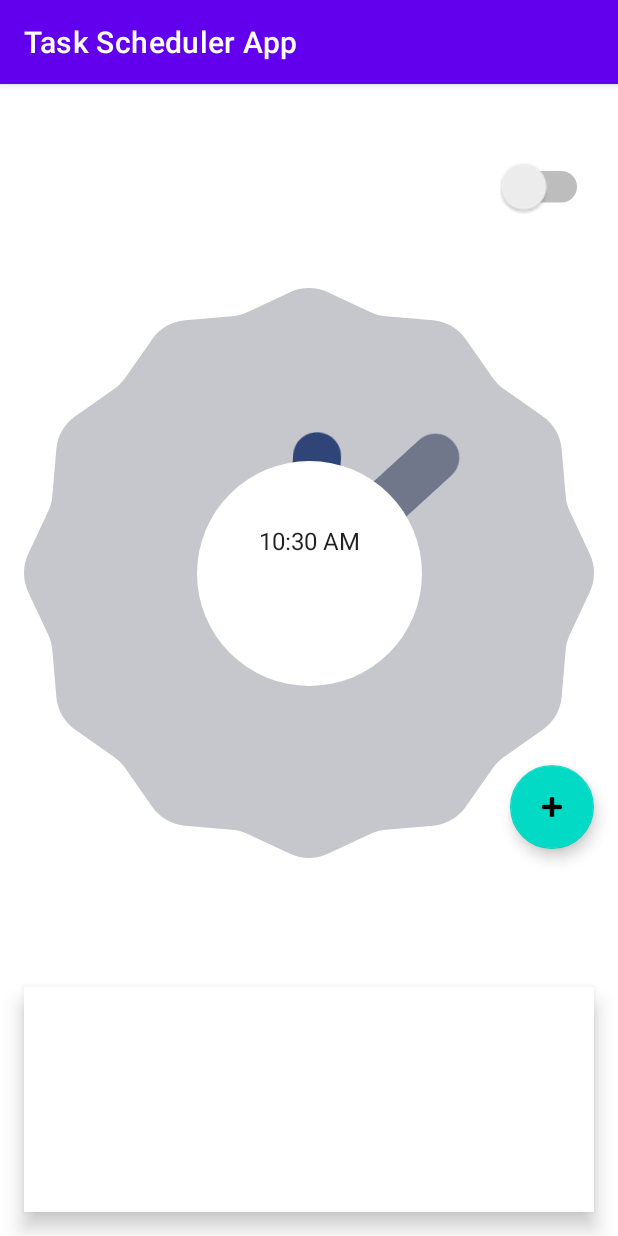
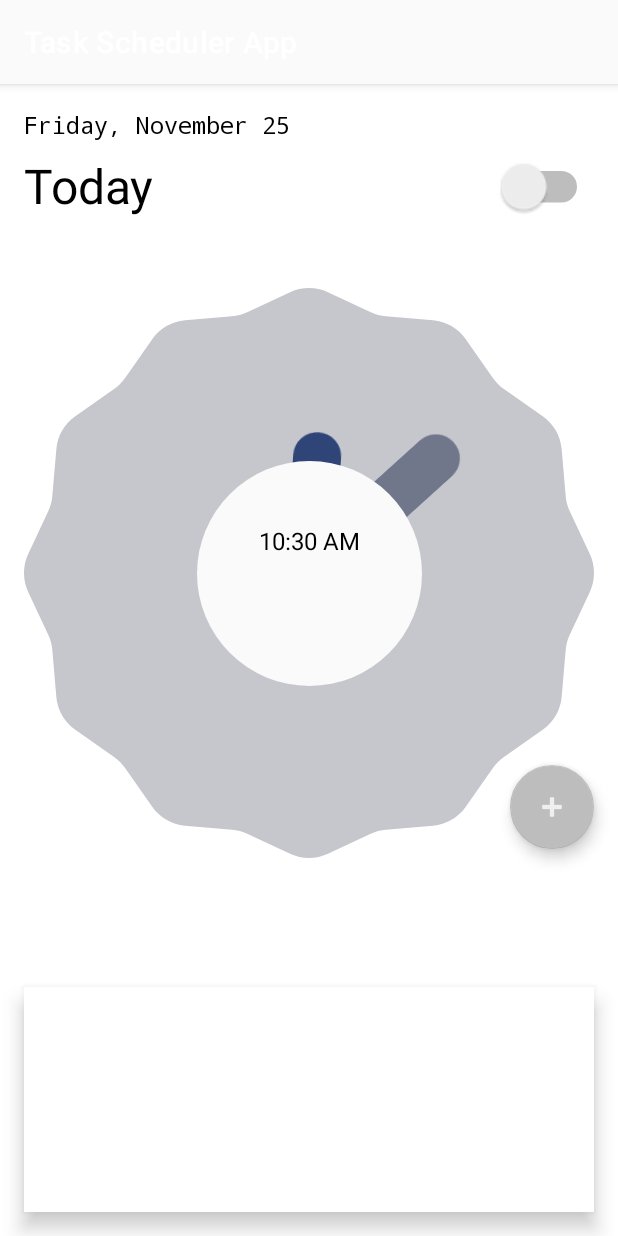
Before and after one commit to Yutish/Task-Scheduler-App, an Android app: the screen it shows after launch (MainActivity), on a phone screen of 412 x 824 dp. Run offline under Robolectric (Android 15) with nearby library versions, the phone set to English and light mode, and no system bars; our stand-ins replace data binding.

Commit message:
feat: Showing current date at the main screen

```diff
--- a/app/build.gradle
+++ b/app/build.gradle
@@ -9,7 +9,7 @@ android {
 
     defaultConfig {
         applicationId "com.example.taskschedulerapp"
-        minSdk 21
+        minSdk 25
         targetSdk 33
         versionCode 1
         versionName "1.0"
@@ -30,6 +30,9 @@ android {
     kotlinOptions {
         jvmTarget = '1.8'
     }
+    buildFeatures {
+        dataBinding true
+    }
 }
 
 dependencies {
--- a/app/src/main/java/com/example/taskschedulerapp/MainActivity.kt
+++ b/app/src/main/java/com/example/taskschedulerapp/MainActivity.kt
@@ -2,10 +2,25 @@ package com.example.taskschedulerapp
 
 import androidx.appcompat.app.AppCompatActivity
 import android.os.Bundle
+import androidx.databinding.DataBindingUtil
+import androidx.lifecycle.ViewModelProvider
+import com.example.taskschedulerapp.databinding.ActivityMainBinding
 
 class MainActivity : AppCompatActivity() {
+
+    private lateinit var viewModel: MainViewModel
+
+    private lateinit var binding: ActivityMainBinding
+
     override fun onCreate(savedInstanceState: Bundle?) {
         super.onCreate(savedInstanceState)
-        setContentView(R.layout.activity_main)
+
+        //Setting view and obtain an instance of the binding class
+        binding = DataBindingUtil.setContentView(this, R.layout.activity_main)
+
+        //Getting the viewmodel
+        viewModel = ViewModelProvider(this).get(MainViewModel::class.java)
+
+        binding.mainViewModel = viewModel
     }
 }
--- /dev/null
+++ b/app/src/main/java/com/example/taskschedulerapp/MainViewModel.kt
@@ -0,0 +1,27 @@
+package com.example.taskschedulerapp
+
+import android.icu.util.Calendar
+import androidx.lifecycle.ViewModel
+import java.text.SimpleDateFormat
+
+class MainViewModel : ViewModel() {
+
+    companion object {
+        const val DATE_PATTERN = "EEEE, LLLL dd"
+        const val TIME_PATTERN = "HH"
+    }
+
+    private val calendar = Calendar.getInstance()
+    private val _currentDate = SimpleDateFormat(DATE_PATTERN).format(calendar.time)
+    val currentDate: String
+        get() = _currentDate
+
+    private val time = SimpleDateFormat(TIME_PATTERN).format(calendar.time)
+    val dayTime = when (time.toInt()) {
+        in 6..17 -> "Today"
+        else -> {
+            "Tonight"
+        }
+    }
+
+}
--- a/app/src/main/res/drawable/layout_background.xml
+++ b/app/src/main/res/drawable/layout_background.xml
@@ -1,6 +1,6 @@
 <?xml version="1.0" encoding="utf-8"?>
 <shape xmlns:android="http://schemas.android.com/apk/res/android">
-    <solid android:color="@color/white"/>
+    <solid android:color="@color/primaryColor"/>
     <corners android:radius="500dp"/>
     <padding android:left="0dp" android:top="0dp" android:right="0dp" android:bottom="0dp" />
 </shape>
--- a/app/src/main/res/layout/activity_main.xml
+++ b/app/src/main/res/layout/activity_main.xml
@@ -1,7 +1,17 @@
 <?xml version="1.0" encoding="utf-8"?>
-<androidx.constraintlayout.widget.ConstraintLayout xmlns:android="http://schemas.android.com/apk/res/android"
+<layout xmlns:android="http://schemas.android.com/apk/res/android"
     xmlns:app="http://schemas.android.com/apk/res-auto"
-    xmlns:tools="http://schemas.android.com/tools"
+    xmlns:tools="http://schemas.android.com/tools">
+
+    <data>
+
+        <variable
+            name="mainViewModel"
+            type="com.example.taskschedulerapp.MainViewModel" />
+
+    </data>
+
+    <androidx.constraintlayout.widget.ConstraintLayout
         android:layout_width="match_parent"
         android:layout_height="match_parent"
         tools:context=".MainActivity">
@@ -12,7 +22,10 @@
             android:layout_height="wrap_content"
             android:layout_marginStart="16dp"
             android:layout_marginTop="16dp"
+            android:text="@{mainViewModel.currentDate}"
             android:textSize="16sp"
+            android:textStyle="normal"
+            android:typeface="monospace"
             app:layout_constraintStart_toStartOf="parent"
             app:layout_constraintTop_toTopOf="parent"
             tools:text="FRIDAY, NOVEMBER 25" />
@@ -23,6 +36,7 @@
             android:layout_height="wrap_content"
             android:layout_marginStart="16dp"
             android:layout_marginTop="8dp"
+            android:text="@{mainViewModel.dayTime}"
             android:textSize="32sp"
             app:layout_constraintStart_toStartOf="parent"
             app:layout_constraintTop_toBottomOf="@+id/dayTextView"
@@ -69,7 +83,7 @@
                 android:id="@+id/textClock"
                 android:layout_width="wrap_content"
                 android:layout_height="wrap_content"
-            android:background="@color/white"
+                android:background="@color/primaryColor"
                 android:padding="4dp"
                 android:textSize="16sp" />
 
@@ -118,7 +132,9 @@
             android:focusable="true"
             app:layout_constraintBottom_toBottomOf="@+id/analogClock"
             app:layout_constraintEnd_toEndOf="@+id/analogClock"
-        app:srcCompat="@android:drawable/ic_input_add" />
+            app:srcCompat="@android:drawable/ic_input_add"
+            tools:ignore="ImageContrastCheck" />
 
 
     </androidx.constraintlayout.widget.ConstraintLayout>
+</layout>
--- a/app/src/main/res/values-night/themes.xml
+++ b/app/src/main/res/values-night/themes.xml
@@ -2,15 +2,17 @@
     <!-- Base application theme. -->
     <style name="Theme.TaskSchedulerApp" parent="Theme.MaterialComponents.DayNight.DarkActionBar">
         <!-- Primary brand color. -->
-        <item name="colorPrimary">@color/purple_200</item>
-        <item name="colorPrimaryVariant">@color/purple_700</item>
-        <item name="colorOnPrimary">@color/black</item>
+        <item name="colorPrimary">@color/primaryColorDarkMode</item>
+        <item name="colorPrimaryVariant">@color/primaryDarkColorDarkMode</item>
+        <item name="colorOnPrimary">@color/primaryLightColorDarkMode</item>
         <!-- Secondary brand color. -->
-        <item name="colorSecondary">@color/teal_200</item>
-        <item name="colorSecondaryVariant">@color/teal_200</item>
-        <item name="colorOnSecondary">@color/black</item>
+        <item name="colorSecondary">@color/secondaryColor</item>
+        <item name="colorSecondaryVariant">@color/secondaryDarkColor</item>
+        <item name="colorOnSecondary">@color/secondaryLightColor</item>
         <!-- Status bar color. -->
         <item name="android:statusBarColor">?attr/colorPrimaryVariant</item>
         <!-- Customize your theme here. -->
+        <!--Text Color-->
+        <item name="android:textColor">@color/secondaryTextColor</item>
     </style>
 </resources>
--- a/app/src/main/res/values/colors.xml
+++ b/app/src/main/res/values/colors.xml
@@ -1,10 +1,15 @@
-<?xml version="1.0" encoding="utf-8"?>
+<!--?xml version="1.0" encoding="UTF-8"?-->
 <resources>
-    <color name="purple_200">#FFBB86FC</color>
-    <color name="purple_500">#FF6200EE</color>
-    <color name="purple_700">#FF3700B3</color>
-    <color name="teal_200">#FF03DAC5</color>
-    <color name="teal_700">#FF018786</color>
-    <color name="black">#FF000000</color>
-    <color name="white">#FFFFFFFF</color>
+    <color name="primaryColor">#fafafa</color>
+    <color name="primaryLightColor">#ffffff</color>
+    <color name="primaryDarkColor">#c7c7c7</color>
+    <color name="primaryColorDarkMode">#212121</color>
+    <color name="primaryLightColorDarkMode">#484848</color>
+    <color name="primaryDarkColorDarkMode">#000000</color>
+    <color name="secondaryColor">#bdbdbd</color>
+    <color name="secondaryLightColor">#efefef</color>
+    <color name="secondaryDarkColor">#8d8d8d</color>
+    <color name="primaryTextColor">#000000</color>
+    <color name="secondaryTextColor">#ffffff</color>
+    <color name="white">#fff</color>
 </resources>
--- a/app/src/main/res/values/themes.xml
+++ b/app/src/main/res/values/themes.xml
@@ -2,15 +2,17 @@
     <!-- Base application theme. -->
     <style name="Theme.TaskSchedulerApp" parent="Theme.MaterialComponents.DayNight.DarkActionBar">
         <!-- Primary brand color. -->
-        <item name="colorPrimary">@color/purple_500</item>
-        <item name="colorPrimaryVariant">@color/purple_700</item>
-        <item name="colorOnPrimary">@color/white</item>
+        <item name="colorPrimary">@color/primaryColor</item>
+        <item name="colorPrimaryVariant">@color/primaryDarkColor</item>
+        <item name="colorOnPrimary">@color/primaryLightColor</item>
         <!-- Secondary brand color. -->
-        <item name="colorSecondary">@color/teal_200</item>
-        <item name="colorSecondaryVariant">@color/teal_700</item>
-        <item name="colorOnSecondary">@color/black</item>
+        <item name="colorSecondary">@color/secondaryColor</item>
+        <item name="colorSecondaryVariant">@color/secondaryDarkColor</item>
+        <item name="colorOnSecondary">@color/secondaryLightColor</item>
         <!-- Status bar color. -->
         <item name="android:statusBarColor">?attr/colorPrimaryVariant</item>
         <!-- Customize your theme here. -->
+        <!--Text Color-->
+        <item name="android:textColor">@color/primaryTextColor</item>
     </style>
 </resources>
```
Lines whose indentation alone changed are shown as unchanged.
